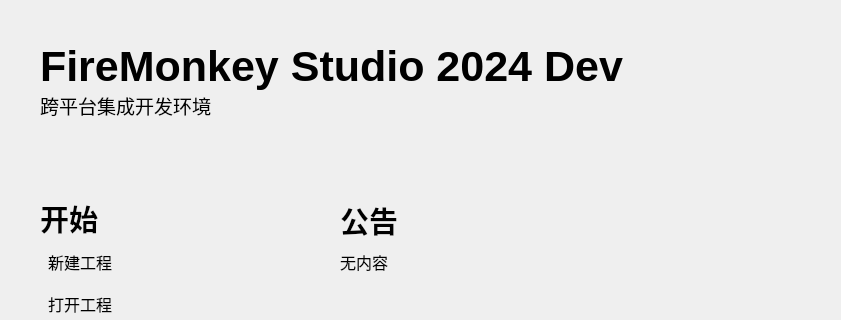
Old version of the form IDE/Window/Form_Start.ui in the repository chineselixi/FireMonkeyStudio; both pictures show x 0 to 841 and y 0 to 320 of the 841 by 663 pixel window.
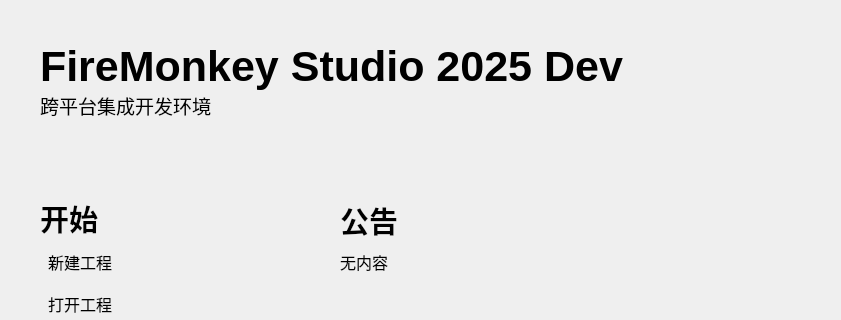
New version of the form. Custom widgets are drawn as their Qt base class.

The edit to the form file:
```diff
--- a/IDE/Window/Form_Start.ui
+++ b/IDE/Window/Form_Start.ui
@@ -161,7 +161,7 @@
              </font>
             </property>
             <property name="text">
-             <string>FireMonkey Studio 2024 Dev</string>
+             <string>FireMonkey Studio 2025 Dev</string>
             </property>
            </widget>
           </item>
```
